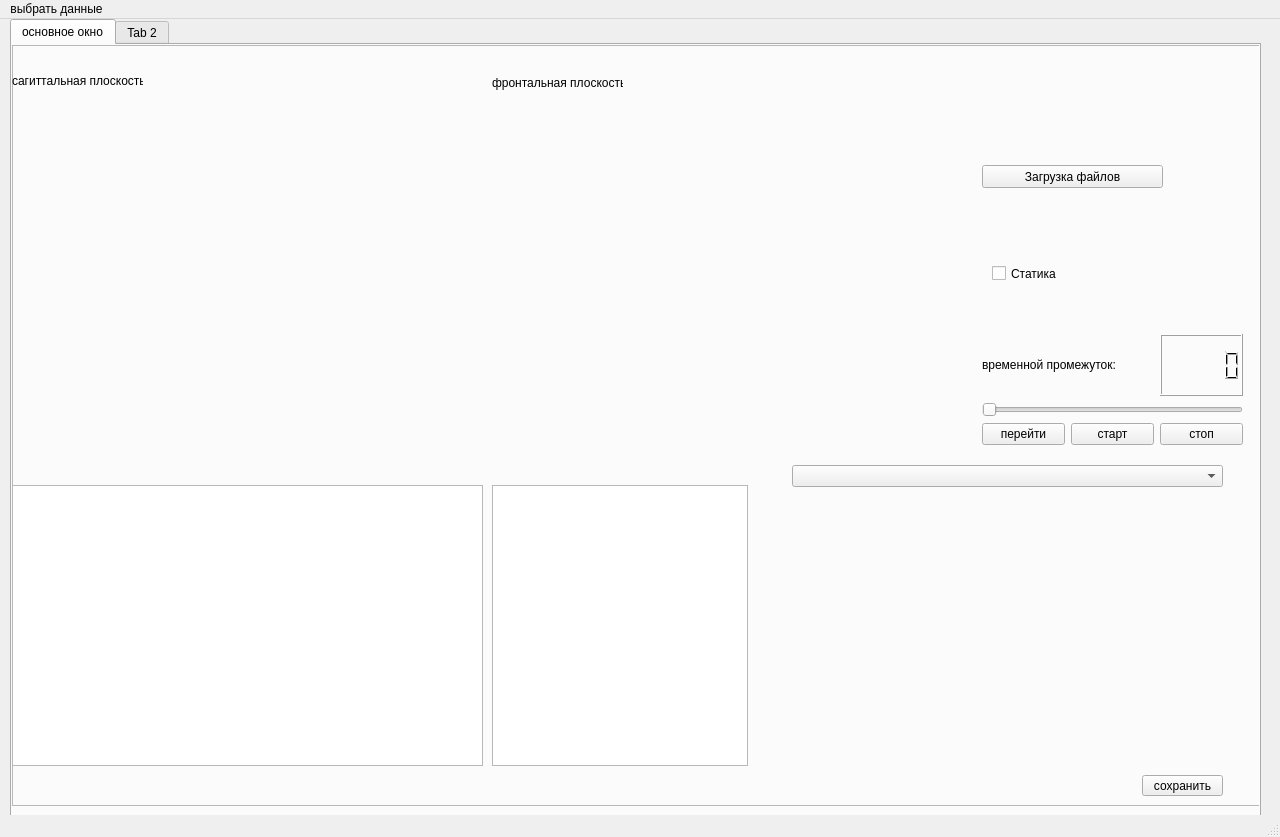
This is data/design_07_.ui in nikolamilchev/gui as Qt 5 draws it before an edit. The edited form follows.
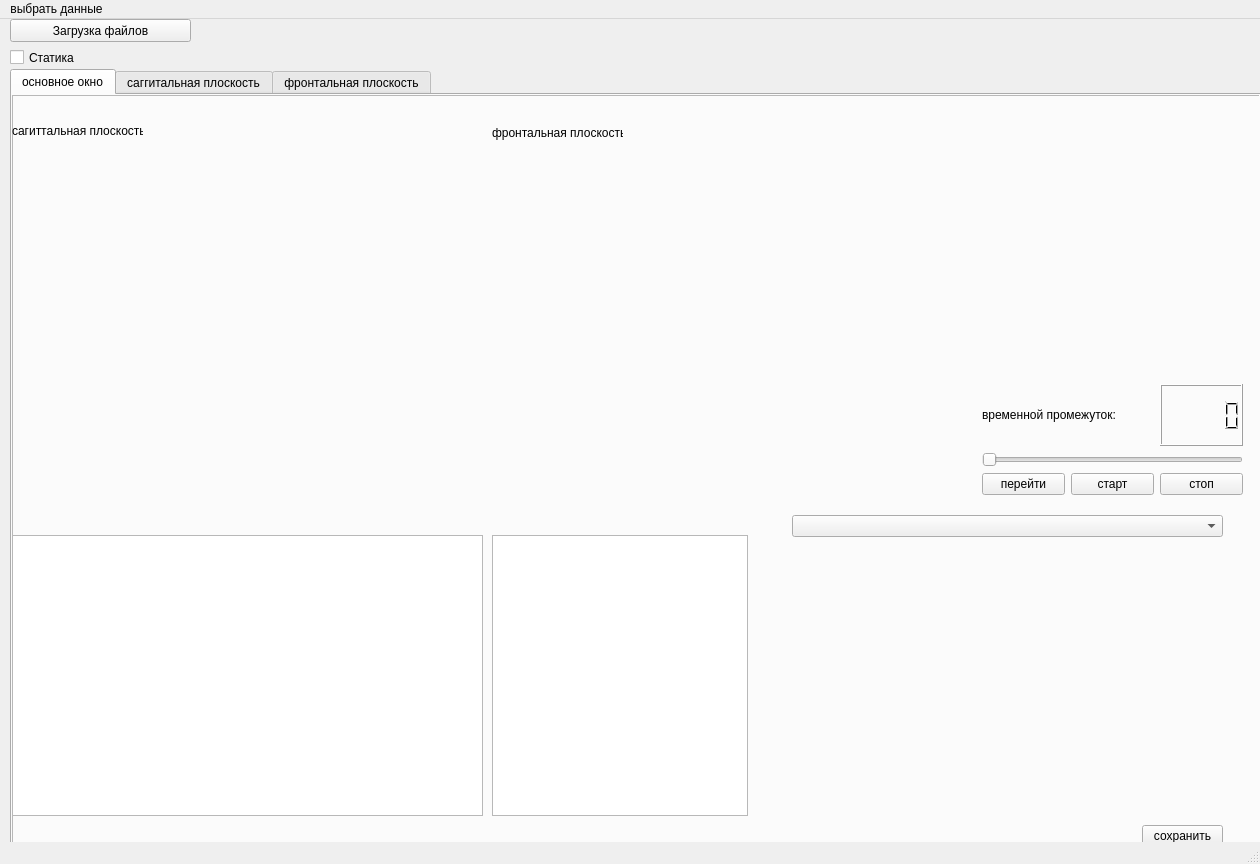
This is the edited form. Custom widgets are drawn as their Qt base class.

```diff
--- a/data/design_07_.ui
+++ b/data/design_07_.ui
@@ -6,21 +6,33 @@
    <rect>
     <x>0</x>
     <y>0</y>
-    <width>1280</width>
-    <height>837</height>
+    <width>1260</width>
+    <height>864</height>
    </rect>
   </property>
+  <property name="sizePolicy">
+   <sizepolicy hsizetype="Fixed" vsizetype="Fixed">
+    <horstretch>0</horstretch>
+    <verstretch>0</verstretch>
+   </sizepolicy>
+  </property>
   <property name="windowTitle">
    <string>GUI</string>
   </property>
   <widget class="QWidget" name="centralwidget">
+   <property name="sizePolicy">
+    <sizepolicy hsizetype="Fixed" vsizetype="Fixed">
+     <horstretch>0</horstretch>
+     <verstretch>0</verstretch>
+    </sizepolicy>
+   </property>
    <widget class="QTabWidget" name="tabWidget">
     <property name="geometry">
      <rect>
       <x>10</x>
-      <y>0</y>
+      <y>50</y>
       <width>1251</width>
-      <height>801</height>
+      <height>791</height>
      </rect>
     </property>
     <property name="currentIndex">
@@ -36,7 +48,7 @@
         <x>0</x>
         <y>0</y>
         <width>1251</width>
-        <height>761</height>
+        <height>751</height>
        </rect>
       </property>
       <property name="frameShape">
@@ -45,32 +57,6 @@
       <property name="frameShadow">
        <enum>QFrame::Raised</enum>
       </property>
-      <widget class="QPushButton" name="pushButton_3">
-       <property name="geometry">
-        <rect>
-         <x>970</x>
-         <y>120</y>
-         <width>181</width>
-         <height>23</height>
-        </rect>
-       </property>
-       <property name="text">
-        <string>Загрузка файлов</string>
-       </property>
-      </widget>
-      <widget class="QCheckBox" name="checkBox">
-       <property name="geometry">
-        <rect>
-         <x>980</x>
-         <y>220</y>
-         <width>181</width>
-         <height>17</height>
-        </rect>
-       </property>
-       <property name="text">
-        <string>Статика</string>
-       </property>
-      </widget>
       <widget class="QPushButton" name="pushButton_2">
        <property name="geometry">
         <rect>
@@ -230,7 +216,7 @@
     </widget>
     <widget class="QWidget" name="tab_2">
      <attribute name="title">
-      <string>Tab 2</string>
+      <string>саггитальная плоскость</string>
      </attribute>
      <widget class="QFrame" name="frame_2">
       <property name="geometry">
@@ -262,6 +248,37 @@
       </widget>
      </widget>
     </widget>
+    <widget class="QWidget" name="tab_3">
+     <attribute name="title">
+      <string>фронтальная плоскость</string>
+     </attribute>
+    </widget>
+   </widget>
+   <widget class="QPushButton" name="pushButton_3">
+    <property name="geometry">
+     <rect>
+      <x>10</x>
+      <y>0</y>
+      <width>181</width>
+      <height>23</height>
+     </rect>
+    </property>
+    <property name="text">
+     <string>Загрузка файлов</string>
+    </property>
+   </widget>
+   <widget class="QCheckBox" name="checkBox">
+    <property name="geometry">
+     <rect>
+      <x>10</x>
+      <y>30</y>
+      <width>181</width>
+      <height>17</height>
+     </rect>
+    </property>
+    <property name="text">
+     <string>Статика</string>
+    </property>
    </widget>
   </widget>
   <widget class="QMenuBar" name="menubar">
@@ -269,7 +286,7 @@
     <rect>
      <x>0</x>
      <y>0</y>
-     <width>1280</width>
+     <width>1260</width>
      <height>21</height>
     </rect>
    </property>
```
